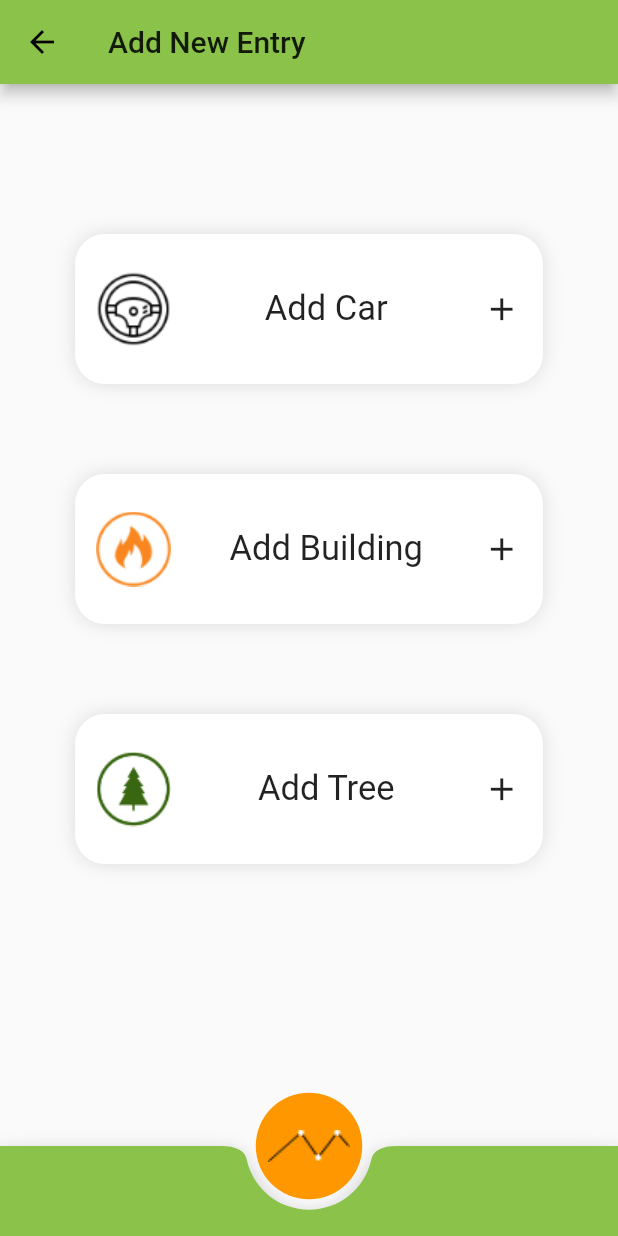
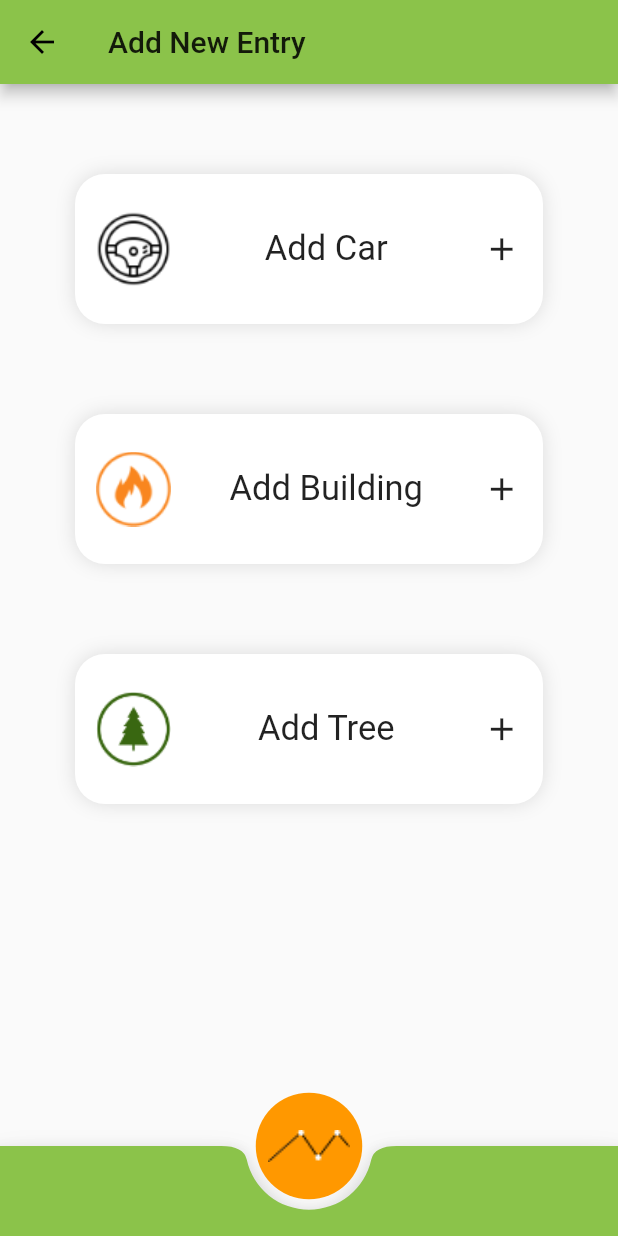
Before and after one commit to haliliceylan/co2_salinim, a Flutter app: the EkleScreen screen opened by its route, on a phone screen of 412 x 824 dp. Run offline on Flutter 3.47's test engine with Material 2 defaults, Android fonts, the phone set to English and light mode, and no system bars; our stand-ins replace charts_flutter; Roboto replaces fonts that are missing (Arial).

Commit message:
Add New Entry page not fit to screen error effectively resolved

```diff
--- a/lib/screens/ekle_screen.dart
+++ b/lib/screens/ekle_screen.dart
@@ -1,5 +1,4 @@
 import 'package:co2_salinim/components/default_button.dart';
-import 'package:co2_salinim/components/default_floating_action_button.dart';
 import 'package:co2_salinim/components/default_scaffold.dart';
 import 'package:flutter/material.dart';
 
@@ -11,17 +10,31 @@ class EkleScreen extends StatelessWidget {
       child: Container(
         padding: EdgeInsets.symmetric(horizontal: 50),
         width: MediaQuery.of(context).size.width,
+        child: SingleChildScrollView(
           child: Column(
             crossAxisAlignment: CrossAxisAlignment.center,
             mainAxisSize: MainAxisSize.min,
             children: <Widget>[
-            SizedBox(height: 100),
-            DefaultButton(title: "Add Car", assetUrl: "assets/car_button.png", routeName: "/arac-girisi"),
               SizedBox(height: 60),
-            DefaultButton(title: "Add Building", assetUrl: "assets/fire_button.png", routeName: "/yakit-girisi"),
+              DefaultButton(
+                  title: "Add Car",
+                  assetUrl: "assets/car_button.png",
+                  routeName: "/arac-girisi"),
               SizedBox(height: 60),
-            DefaultButton(title: "Add Tree", assetUrl: "assets/tree_button.png", routeName: "/agac-girisi"),
+              DefaultButton(
+                  title: "Add Building",
+                  assetUrl: "assets/fire_button.png",
+                  routeName: "/yakit-girisi"),
+              SizedBox(height: 60),
+              DefaultButton(
+                  title: "Add Tree",
+                  assetUrl: "assets/tree_button.png",
+                  routeName: "/agac-girisi"),
+              SizedBox(
+                height: 60,
+              )
             ],
+          ),
         ),
       ),
     );
```
Also changed, not shown: lib/screens/chart_screen.dart (+23 -12 lines), pubspec.lock, 2 other files. Lines whose indentation alone changed are shown as unchanged.
